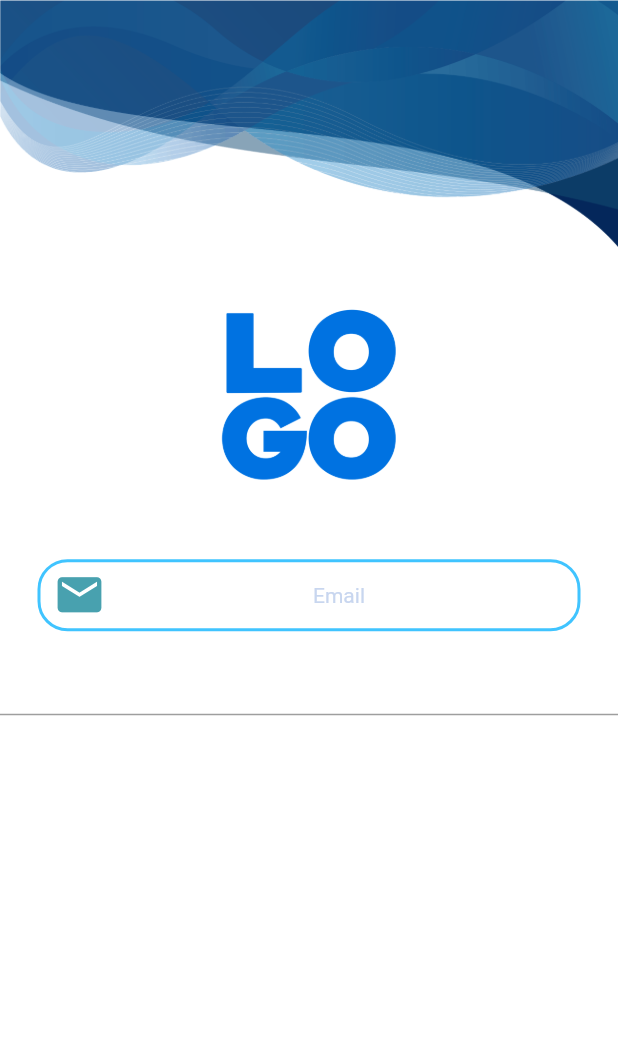
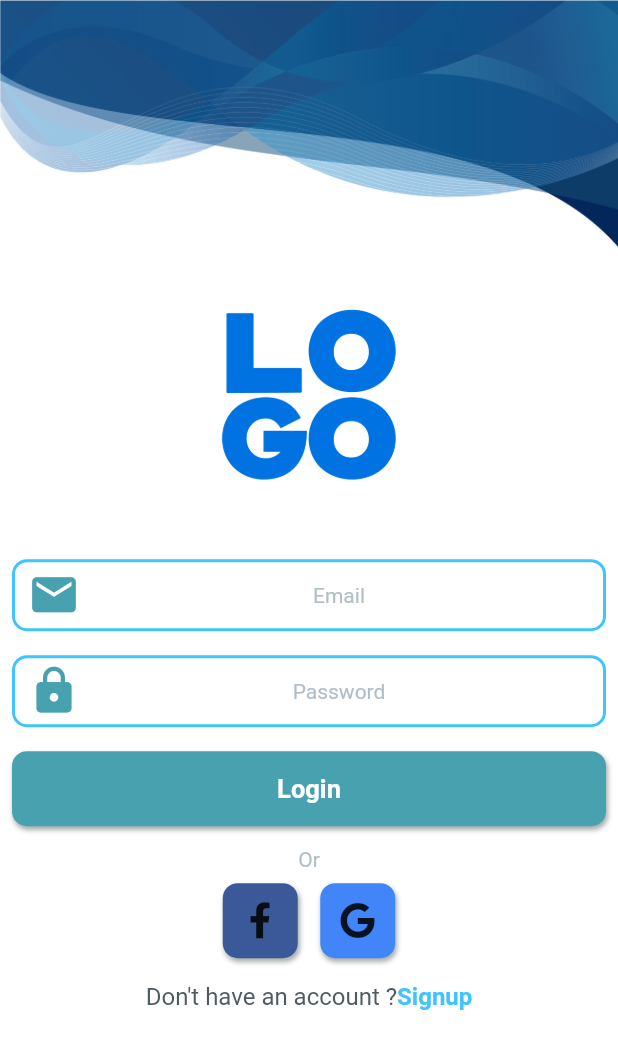
Before and after one commit to shehabAbouelhassan/miror_Vendor, a Flutter app: the screen it shows after launch, on a phone screen of 412 x 824 dp. Shown: the top 1049 px of the screen. Run offline on Flutter 3.47's test engine with Material 2 defaults, Android fonts, the phone set to English and light mode, and no system bars; our stand-ins replace font_awesome_flutter, google_fonts.

Commit message:
Adding-login & social media buttons /styling

```diff
--- a/lib/main.dart
+++ b/lib/main.dart
@@ -1,5 +1,4 @@
+import 'package:Vendor_app/src/app.dart';
 import 'package:flutter/material.dart';
 
-import 'src/app.dart';
-
 void main() => runApp(App());
--- a/lib/src/app.dart
+++ b/lib/src/app.dart
@@ -1,6 +1,5 @@
 import 'package:Vendor_app/src/routes.dart';
 import 'package:Vendor_app/src/screens/login.dart';
-
 import 'package:flutter/cupertino.dart';
 import 'package:flutter/material.dart';
 import 'dart:io';
--- a/lib/src/routes.dart
+++ b/lib/src/routes.dart
@@ -1,7 +1,6 @@
 import 'package:Vendor_app/src/screens/landing.dart';
 import 'package:Vendor_app/src/screens/login.dart';
 import 'package:Vendor_app/src/screens/signup.dart';
-
 import 'package:flutter/cupertino.dart';
 import 'package:flutter/material.dart';
 
--- a/lib/src/screens/login.dart
+++ b/lib/src/screens/login.dart
@@ -1,5 +1,10 @@
-import 'package:Vendor_app/src/styles/textfields.dart';
+import 'package:Vendor_app/src/styles/base.dart';
+import 'package:Vendor_app/src/styles/text.dart';
+import 'package:Vendor_app/src/widgets/button.dart';
+import 'package:Vendor_app/src/widgets/social_Buttons.dart';
+import 'package:Vendor_app/src/widgets/textfield.dart';
 import 'package:flutter/cupertino.dart';
+import 'package:flutter/gestures.dart';
 import 'package:flutter/material.dart';
 import 'dart:io';
 import '../styles/colors.dart';
@@ -35,46 +40,67 @@ class Login extends StatelessWidget {
             image: DecorationImage(image: AssetImage('assets/images/logo.png')),
           ),
         ),
+        AppTextField(
+          isIOS: Platform.isIOS,
+          hintText: 'Email',
+          cupertinoIcon: CupertinoIcons.mail_solid,
+          materialIcon: Icons.email,
+          textInputType: TextInputType.emailAddress,
+        ),
+        AppTextField(
+          isIOS: Platform.isIOS,
+          hintText: 'Password',
+          cupertinoIcon: IconData(0xf4c9,
+              fontFamily: CupertinoIcons.iconFont,
+              fontPackage: CupertinoIcons.iconFontPackage),
+          materialIcon: Icons.lock,
+          obscureText: true,
+        ),
+        AppButton(
+          buttonText: "Login",
+          buttonType: ButtonType.LightBlue,
+        ),
+        SizedBox(
+          height: 6.0,
+        ),
+        Center(
+          child: Text(
+            'Or',
+            style: TextStyles.suggestion,
+          ),
+        ),
         Padding(
-          padding: EdgeInsets.symmetric(
-              horizontal: TextFieldStyles.textBoxHorizontal,
-              vertical: TextFieldStyles.textBoxVertical),
-          child: email(),
+          padding: BaseStyles.listPadding,
+          child: Row(
+            mainAxisAlignment: MainAxisAlignment.center,
+            children: <Widget>[
+              AppSocialButton(
+                socialType: SocialType.FaceBook,
+              ),
+              SizedBox(
+                width: 15.0,
+              ),
+              AppSocialButton(socialType: SocialType.Google),
+            ],
+          ),
         ),
-        password(),
+        Padding(
+          padding: BaseStyles.listPadding,
+          child: RichText(
+            textAlign: TextAlign.center,
+            text: TextSpan(
+                text: "Don't have an account ?",
+                style: TextStyles.body,
+                children: [
+                  TextSpan(
+                      text: "Signup",
+                      style: TextStyles.link,
+                      recognizer: TapGestureRecognizer()
+                        ..onTap = () => Navigator.pushNamed(context, '/signup'))
+                ]),
+          ),
+        )
       ],
     );
   }
-
-  Widget email() {
-    if (Platform.isIOS) {
-      return CupertinoTextField(
-        keyboardType: TextInputType.emailAddress,
-        padding: EdgeInsets.all(12.0),
-        placeholder: 'Email',
-        placeholderStyle: TextFieldStyles.placeholder,
-        style: TextFieldStyles.text,
-        textAlign: TextFieldStyles.textAlign,
-        cursorColor: TextFieldStyles.cursorColor,
-        decoration: TextFieldStyles.cupertinoDecoration,
-        prefix: TextFieldStyles.iconPrefix(CupertinoIcons.mail_solid),
-      );
-    } else {
-      return TextField(
-        keyboardType: TextInputType.emailAddress,
-        cursorColor: TextFieldStyles.cursorColor,
-        style: TextFieldStyles.text,
-        textAlign: TextFieldStyles.textAlign,
-        decoration: TextFieldStyles.materialDecoration('Email', Icons.email),
-      );
-    }
-  }
-
-  Widget password() {
-    if (Platform.isIOS) {
-      return CupertinoTextField();
-    } else {
-      return TextField();
-    }
-  }
 }
--- a/lib/src/styles/base.dart
+++ b/lib/src/styles/base.dart
@@ -1,7 +1,25 @@
-abstract class BaseStyles{
+import 'package:Vendor_app/src/styles/colors.dart';
+import 'package:flutter/cupertino.dart';
 
-  static double get borderRadius=> 20.0;
+abstract class BaseStyles {
+  static double get borderRadius => 10.0;
 
-  static double get borderWidth=> 2.0;
+  static double get borderWidth => 2.0;
+  static double get listFiledHorizontal => 8.0;
+  static double get listFiledVertical => 8.0;
 
+  static EdgeInsets get listPadding {
+    return EdgeInsets.symmetric(
+        horizontal: listFiledHorizontal, vertical: listFiledVertical);
+  }
+
+  static List<BoxShadow> get boxShadow {
+    return [
+      BoxShadow(
+        color: AppColors.darkgray.withOpacity(.5),
+        offset: Offset(1.0, 2.0),
+        blurRadius: 2.0,
+      )
+    ];
+  }
 }
--- /dev/null
+++ b/lib/src/styles/buttons.dart
@@ -0,0 +1,3 @@
+abstract class ButtonStyles {
+  static double get buttonHeight => 50.0;
+}
--- a/lib/src/styles/colors.dart
+++ b/lib/src/styles/colors.dart
@@ -3,7 +3,7 @@ import 'package:flutter/material.dart';
 abstract class AppColors {
   static Color get darkgray => const Color(0xFF4e5b60);
 
-  static Color get lightgray => const Color(0xFFc8d6ef);
+  static Color get lightgray => const Color(0xFFB0BEC5);
 
   static Color get darkblue => const Color(0xFF263a44);
 
@@ -14,4 +14,7 @@ abstract class AppColors {
   static Color get red => const Color(0xFF0091EA);
 
   static Color get green => const Color(0xFF3b7d02);
+
+  static Color get facebook => const Color(0xFF3b5998);
+  static Color get google => const Color(0xFF4285f8);
 }
--- a/lib/src/styles/text.dart
+++ b/lib/src/styles/text.dart
@@ -8,8 +8,30 @@ abstract class TextStyles {
         textStyle: TextStyle(color: AppColors.darkgray, fontSize: 16.0));
   }
 
+  static TextStyle get link {
+    return GoogleFonts.roboto(
+        textStyle: TextStyle(
+            color: AppColors.straw,
+            fontSize: 16.0,
+            fontWeight: FontWeight.bold));
+  }
+
   static TextStyle get suggestion {
     return GoogleFonts.roboto(
         textStyle: TextStyle(color: AppColors.lightgray, fontSize: 14.0));
   }
+
+  static TextStyle get buttonTextLight {
+    return GoogleFonts.roboto(
+        textStyle: TextStyle(
+            color: Colors.white, fontSize: 17.0, fontWeight: FontWeight.bold));
+  }
+
+  static TextStyle get buttonTextDark {
+    return GoogleFonts.roboto(
+        textStyle: TextStyle(
+            color: AppColors.lightblue,
+            fontSize: 17.0,
+            fontWeight: FontWeight.bold));
+  }
 }
--- a/lib/src/styles/textfields.dart
+++ b/lib/src/styles/textfields.dart
@@ -1,12 +1,13 @@
 import 'package:Vendor_app/src/styles/base.dart';
 import 'package:Vendor_app/src/styles/colors.dart';
 import 'package:Vendor_app/src/styles/text.dart';
+
 import 'package:flutter/material.dart';
 
 abstract class TextFieldStyles {
-  static double get textBoxHorizontal => 25.0;
+  static double get textBoxHorizontal => BaseStyles.listFiledHorizontal;
 
-  static double get textBoxVertical => 8.0;
+  static double get textBoxVertical => BaseStyles.listFiledVertical;
 
   static TextStyle get text => TextStyles.body;
 
--- /dev/null
+++ b/lib/src/widgets/button.dart
@@ -0,0 +1,67 @@
+import 'package:Vendor_app/src/styles/base.dart';
+import 'package:Vendor_app/src/styles/buttons.dart';
+import 'package:Vendor_app/src/styles/colors.dart';
+import 'package:Vendor_app/src/styles/text.dart';
+import 'package:flutter/widgets.dart';
+
+class AppButton extends StatelessWidget {
+  final String buttonText;
+  final ButtonType buttonType;
+  AppButton({
+    @required this.buttonText,
+    this.buttonType,
+  });
+
+  @override
+  Widget build(BuildContext context) {
+    TextStyle fontStyle;
+    Color buttonColor;
+
+    switch (buttonType) {
+      case ButtonType.Straw:
+        fontStyle = TextStyles.buttonTextLight;
+        buttonColor = AppColors.straw;
+        break;
+      case ButtonType.LightBlue:
+        fontStyle = TextStyles.buttonTextLight;
+        buttonColor = AppColors.lightblue;
+        break;
+      case ButtonType.DarkBlue:
+        fontStyle = TextStyles.buttonTextLight;
+        buttonColor = AppColors.darkblue;
+        break;
+      case ButtonType.LightGray:
+        fontStyle = TextStyles.buttonTextLight;
+        buttonColor = AppColors.lightgray;
+        break;
+      case ButtonType.DarkGray:
+        fontStyle = TextStyles.buttonTextDark;
+        buttonColor = AppColors.darkgray;
+        break;
+      default:
+        fontStyle = TextStyles.buttonTextLight;
+        buttonColor = AppColors.lightblue;
+        break;
+    }
+
+    return Padding(
+      padding: BaseStyles.listPadding,
+      child: Container(
+        height: ButtonStyles.buttonHeight,
+        width: MediaQuery.of(context).size.width,
+        decoration: BoxDecoration(
+          color: buttonColor,
+          borderRadius: BorderRadius.circular(BaseStyles.borderRadius),
+          boxShadow: BaseStyles.boxShadow,
+        ),
+        child: Center(
+            child: Text(
+          buttonText,
+          style: fontStyle,
+        )),
+      ),
+    );
+  }
+}
+
+enum ButtonType { LightBlue, Straw, LightGray, DarkGray, DarkBlue }
--- /dev/null
+++ b/lib/src/widgets/social_Buttons.dart
@@ -0,0 +1,53 @@
+import 'package:Vendor_app/src/styles/base.dart';
+import 'package:Vendor_app/src/styles/buttons.dart';
+import 'package:Vendor_app/src/styles/colors.dart';
+import 'package:flutter/material.dart';
+import 'package:flutter/widgets.dart';
+import 'package:font_awesome_flutter/font_awesome_flutter.dart';
+
+class AppSocialButton extends StatelessWidget {
+  final SocialType socialType;
+
+  AppSocialButton({
+    @required this.socialType,
+  });
+
+  @override
+  Widget build(BuildContext context) {
+    Color buttonColor;
+    Color iconColor;
+    IconData icon;
+
+    switch (socialType) {
+      case SocialType.FaceBook:
+        iconColor = Colors.lightBlueAccent[800];
+        buttonColor = AppColors.facebook;
+        icon = FontAwesomeIcons.facebookF;
+        break;
+      case SocialType.Google:
+        iconColor = Colors.lightBlueAccent[800];
+        buttonColor = AppColors.google;
+        icon = FontAwesomeIcons.google;
+        break;
+
+      default:
+        iconColor = Colors.lightBlueAccent[800];
+        buttonColor = AppColors.facebook;
+        icon = FontAwesomeIcons.facebookF;
+        break;
+    }
+
+    return Container(
+      height: ButtonStyles.buttonHeight,
+      width: ButtonStyles.buttonHeight,
+      decoration: BoxDecoration(
+        color: buttonColor,
+        borderRadius: BorderRadius.circular(BaseStyles.borderRadius),
+        boxShadow: BaseStyles.boxShadow,
+      ),
+      child: (Icon(icon, color: iconColor)),
+    );
+  }
+}
+
+enum SocialType { FaceBook, Google }
--- /dev/null
+++ b/lib/src/widgets/textfield.dart
@@ -0,0 +1,60 @@
+import 'package:Vendor_app/src/styles/textfields.dart';
+import 'package:flutter/cupertino.dart';
+import 'package:flutter/material.dart';
+
+class AppTextField extends StatelessWidget {
+  final bool isIOS;
+  final String hintText;
+  final IconData materialIcon;
+  final IconData cupertinoIcon;
+  final TextInputType textInputType;
+  final bool obscureText;
+
+  AppTextField(
+      {@required this.isIOS,
+      @required this.hintText,
+      @required this.cupertinoIcon,
+      @required this.materialIcon,
+      this.textInputType,
+      this.obscureText});
+
+  @override
+  Widget build(BuildContext context) {
+    if (isIOS) {
+      return Padding(
+        padding: EdgeInsets.symmetric(
+            horizontal: TextFieldStyles.textBoxHorizontal,
+            vertical: TextFieldStyles.textBoxVertical),
+        child: CupertinoTextField(
+          keyboardType:
+              (textInputType != null) ? textInputType : TextInputType.text,
+          padding: EdgeInsets.all(12.0),
+          placeholder: hintText,
+          placeholderStyle: TextFieldStyles.placeholder,
+          style: TextFieldStyles.text,
+          textAlign: TextFieldStyles.textAlign,
+          cursorColor: TextFieldStyles.cursorColor,
+          decoration: TextFieldStyles.cupertinoDecoration,
+          prefix: TextFieldStyles.iconPrefix(cupertinoIcon),
+          obscureText: (obscureText != null) ? obscureText : false,
+        ),
+      );
+    } else {
+      return Padding(
+        padding: EdgeInsets.symmetric(
+            horizontal: TextFieldStyles.textBoxHorizontal,
+            vertical: TextFieldStyles.textBoxVertical),
+        child: TextField(
+          keyboardType:
+              (textInputType != null) ? textInputType : TextInputType.text,
+          cursorColor: TextFieldStyles.cursorColor,
+          style: TextFieldStyles.text,
+          textAlign: TextFieldStyles.textAlign,
+          decoration:
+              TextFieldStyles.materialDecoration(hintText, materialIcon),
+          obscureText: (obscureText != null) ? obscureText : false,
+        ),
+      );
+    }
+  }
+}
--- a/pubspec.yaml
+++ b/pubspec.yaml
@@ -29,6 +29,9 @@ dependencies:
   firebase_core: ^0.7.0
   google_fonts: ^1.1.2
   provider: ^4.3.3
+  font_awesome_flutter: ^8.11.0
+
+
 
 dev_dependencies:
   flutter_test:
```
Also changed, not shown: pubspec.lock.
